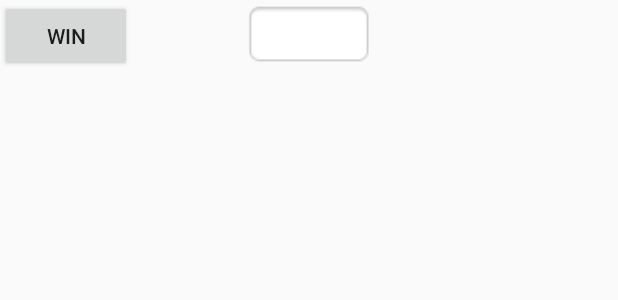
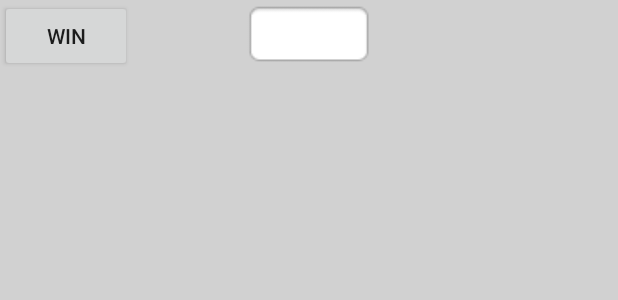
Before and after one commit to Dramelac/WhereIsCage, an Android app: the layout activity_play.xml on its own in the app's theme, with its tools: preview values and no code run, on a phone screen of 412 x 824 dp. Shown: the top 300 px of the screen. Run offline under Robolectric (Android 15) with nearby library versions, the phone set to English and light mode, and no system bars.

Commit message:
Change background color + navbar on playing

```diff
--- a/WhereIsCage/app/src/main/AndroidManifest.xml
+++ b/WhereIsCage/app/src/main/AndroidManifest.xml
@@ -18,7 +18,8 @@
                 <category android:name="android.intent.category.LAUNCHER" />
             </intent-filter>
         </activity>
-        <activity android:name=".PlayActivity" />
+        <activity android:name=".PlayActivity"
+            android:theme="@style/AppTheme.NoActionBar"/>
         <activity android:name=".ChronoMenuActivity"
             android:label="@string/title_activity_gamemenu"
             android:parentActivityName=".MainActivity" />
--- a/WhereIsCage/app/src/main/res/layout/activity_play.xml
+++ b/WhereIsCage/app/src/main/res/layout/activity_play.xml
@@ -4,6 +4,7 @@
     xmlns:tools="http://schemas.android.com/tools"
     android:layout_width="fill_parent"
     android:layout_height="fill_parent"
+    android:background="@color/colorBackground"
     tools:context="com.supinfo.app.whereiscage.PlayActivity">
 
 
--- a/WhereIsCage/app/src/main/res/values/colors.xml
+++ b/WhereIsCage/app/src/main/res/values/colors.xml
@@ -3,4 +3,5 @@
     <color name="colorPrimary">#2c733f</color>
     <color name="colorPrimaryDark">#1b4d1f</color>
     <color name="colorAccent">#324b9e</color>
+    <color name="colorBackground">#d1d1d1</color>
 </resources>
```
